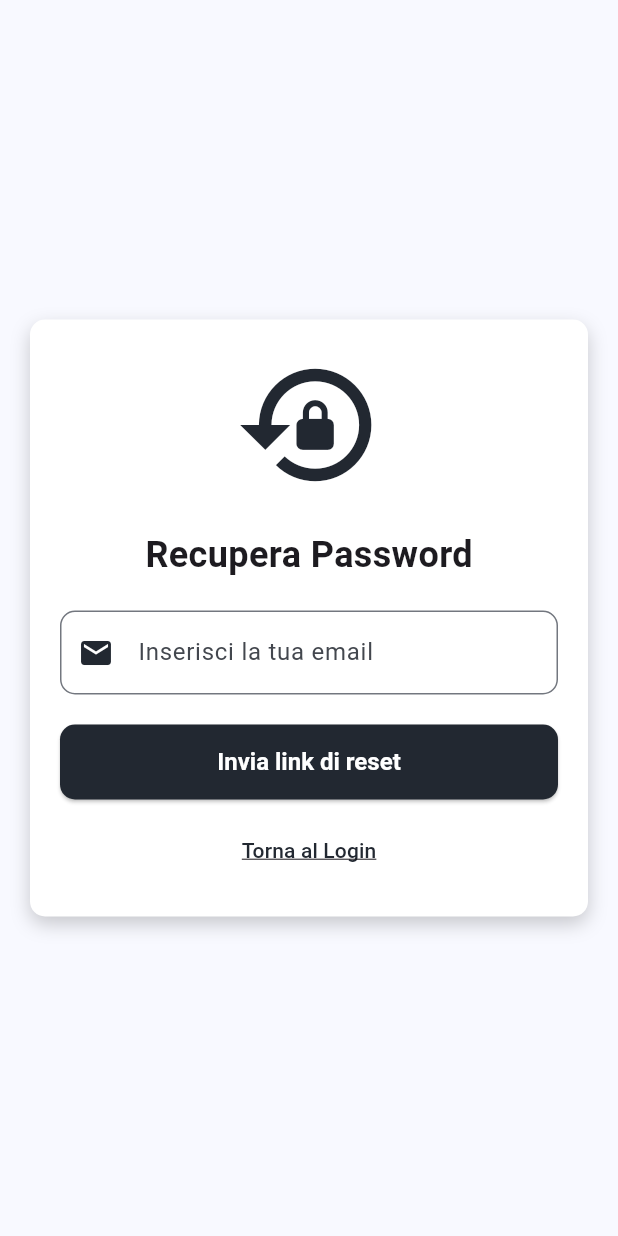
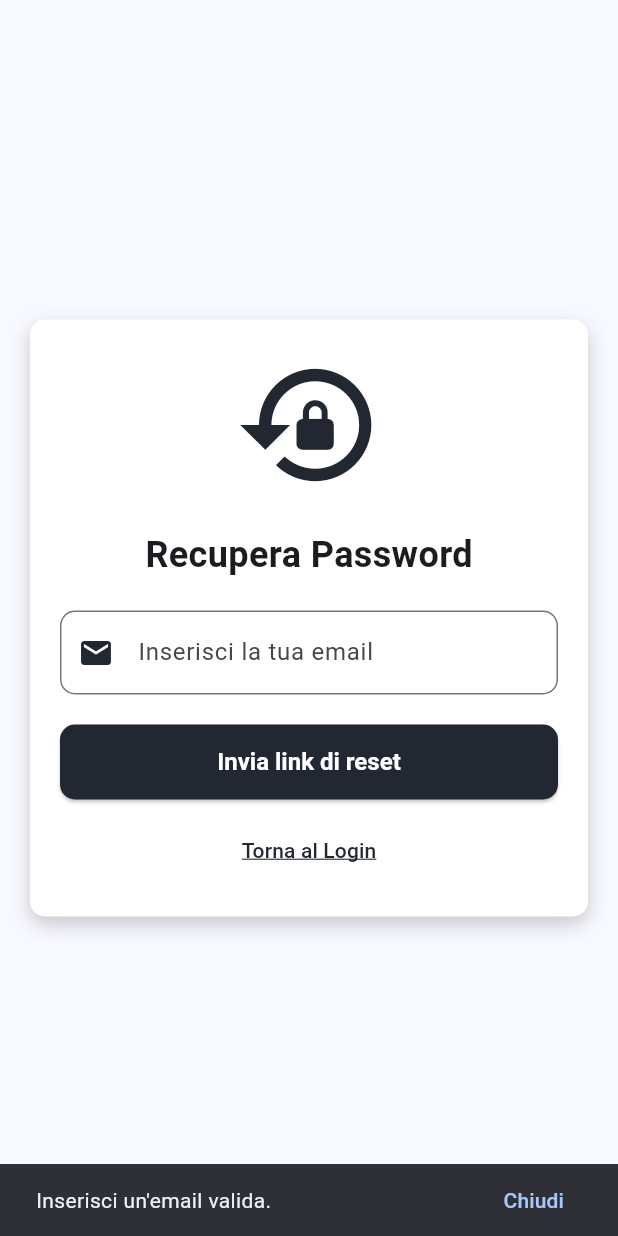
Before and after one commit to screamkface/MatchDay, a Flutter app: the Reset screen opened directly, after a tap on "Invia link di reset", on a phone screen of 412 x 824 dp. Run offline on Flutter 3.47's test engine with Material 3 defaults, Android fonts, the phone set to English and light mode, and no system bars; our stand-ins replace cloud_firestore, firebase_auth, firebase_core, google_fonts, google_nav_bar, line_icons; accounts and stored records are empty.

Commit message:
aggiunto il metodo di reset password

```diff
--- a/lib/Screens/reset.dart
+++ b/lib/Screens/reset.dart
@@ -1,5 +1,7 @@
 import 'package:flutter/material.dart';
+import 'package:match_day/DAO/auth_dao.dart';
 import 'package:match_day/Screens/login.dart';
+import 'package:match_day/components/custom_snackbar.dart'; // Se necessario
 
 class Reset extends StatefulWidget {
   const Reset({super.key});
@@ -63,8 +65,28 @@ class _ResetState extends State<Reset> {
               ),
               const SizedBox(height: 20),
               ElevatedButton(
-                onPressed: () {
-                  // Implementa qui la logica di recupero password
+                onPressed: () async {
+                  String email = _emailController.text.trim();
+                  if (email.isNotEmpty) {
+                    try {
+                      await AuthDao().resetPassword(
+                        email: email,
+                        context: context,
+                      );
+                      CustomSnackbar.show(
+                          context, "Controlla la tua email per il reset");
+                      Navigator.pushReplacement(
+                        context,
+                        MaterialPageRoute(builder: (context) => const Login()),
+                      );
+                    } catch (e) {
+                      CustomSnackbar.show(
+                          context, "Errore durante il reset della password");
+                    }
+                  } else {
+                    CustomSnackbar.show(
+                        context, "Inserisci un'email valida.");
+                  }
                 },
                 style: ElevatedButton.styleFrom(
                   minimumSize: const Size(double.infinity, 50),
@@ -77,8 +99,10 @@ class _ResetState extends State<Reset> {
               const SizedBox(height: 10),
               TextButton(
                 onPressed: () {
-                  Navigator.pushReplacement(context,
-                      MaterialPageRoute(builder: (context) => const Login()));
+                  Navigator.pushReplacement(
+                    context,
+                    MaterialPageRoute(builder: (context) => const Login()),
+                  );
                 },
                 child: const Text(
                   'Torna al Login',
```
Also changed, not shown: lib/DAO/auth_dao.dart (+41 -14 lines).
